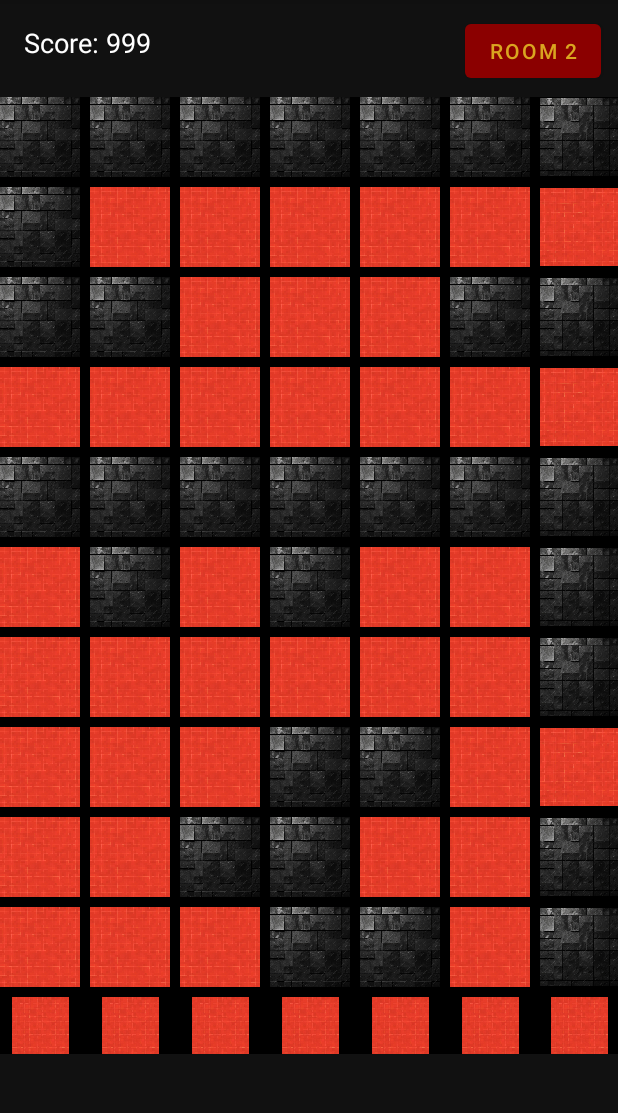
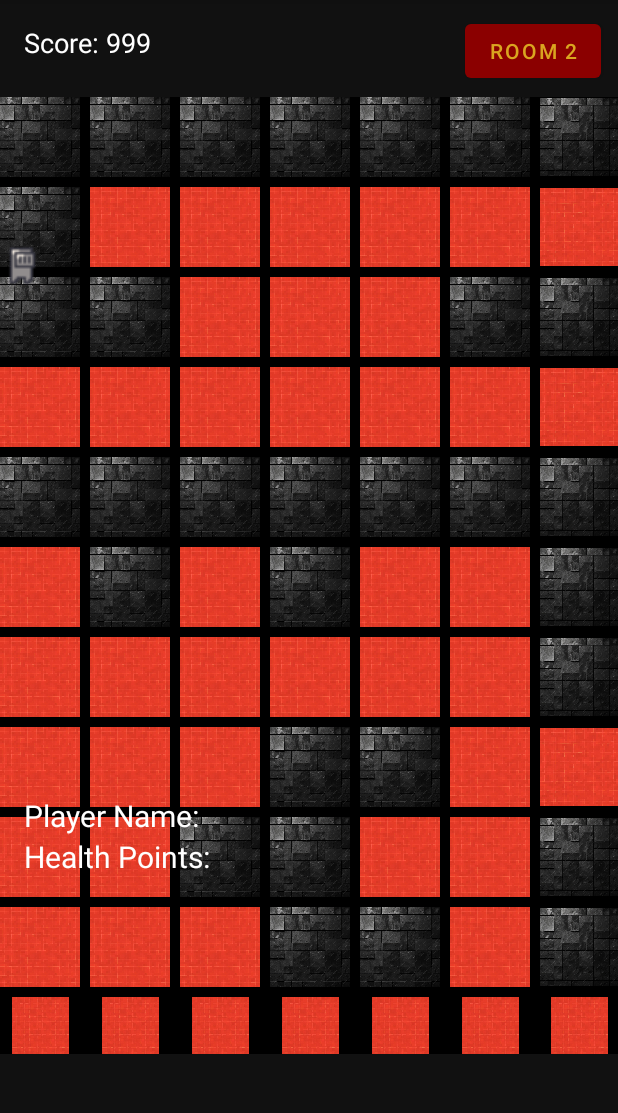
Before and after one commit to phunggnguyenn/CS2340A_Team45, an Android app: the RoomOne screen opened directly, with no data from a screen before it, on a phone screen of 412 x 824 dp, the part 84-1197 px from its top. Run offline under Robolectric (Android 15) with nearby library versions, the phone set to English and light mode, and no system bars; 3 statements that could not run were skipped.

Commit message:
Added Player class and updated Room 1

```diff
--- a/AndroidStudio_Template/app/src/main/java/com/example/demo_2340/MainActivity.java
+++ b/AndroidStudio_Template/app/src/main/java/com/example/demo_2340/MainActivity.java
@@ -1,7 +1,6 @@
 package com.example.demo_2340;
 
 import androidx.appcompat.app.AppCompatActivity;
-
 import android.content.Intent;
 import android.os.Bundle;
 import android.widget.Button;
@@ -15,8 +14,7 @@ public class MainActivity extends AppCompatActivity {
         Button startBtn = findViewById(R.id.startButton);
         Button exitButton = findViewById(R.id.exitButton);
         exitButton.setOnClickListener(v -> {
-            // exit the game
-            finish();
+            finish(); // exit the game
         });
 
         // When start button is clicked
--- a/AndroidStudio_Template/app/src/main/java/com/example/demo_2340/RoomOne.java
+++ b/AndroidStudio_Template/app/src/main/java/com/example/demo_2340/RoomOne.java
@@ -23,6 +23,7 @@ public class RoomOne extends AppCompatActivity {
     // Initial Score and Handler
     private int score = 1000;
     private TextView scoreTextView;
+    private Player player;
     private Handler handler = new Handler();
     private Runnable scoreUpdater = new Runnable() {
         @Override
@@ -38,8 +39,11 @@ public class RoomOne extends AppCompatActivity {
         setContentView(R.layout.activity_room1);
         RelativeLayout room1Layout = findViewById(R.id.room1Layout);
         Intent receiverIntent = getIntent();
-        String playerName = receiverIntent.getStringExtra("playerName");
-        Double receivedDifficulty = receiverIntent.getDoubleExtra("difficulty", 0.75);
+        player = (Player) receiverIntent.getSerializableExtra("player");
+        TextView playerNameTextView = findViewById(R.id.playerNameTextView);
+        TextView healthPointsTextView = findViewById(R.id.healthPointsTextView);
+        playerNameTextView.setText("Player Name: " + player.getPlayerName());
+        healthPointsTextView.setText("Health Points: " + player.getHealthPoints());
         // tile dimensions
         int tileWidth = 80;
         int tileHeight = 80;
@@ -82,6 +86,10 @@ public class RoomOne extends AppCompatActivity {
                 room1Layout.addView(tilesImageView, redTilesParams);
             }
         }
+        ImageView avatarImageView = findViewById(R.id.imageAvatar);
+        avatarImageView.setImageResource(player.getAvatarId());
+
+
         Button room2btn = findViewById(R.id.room2btn);
         scoreTextView = findViewById(R.id.scoreTextView);
 
@@ -90,14 +98,13 @@ public class RoomOne extends AppCompatActivity {
         room2btn.setOnClickListener(new View.OnClickListener() {
             @Override
             public void onClick(View v) {
-                startRoom2Activity(playerName, receivedDifficulty);
+                startRoom2Activity(player);
             }
         });
     }
-    private void startRoom2Activity(String playerName, double receivedDifficulty) {
+    private void startRoom2Activity(Player player) {
         Intent room2Intent = new Intent(this, RoomTwo.class);
-        room2Intent.putExtra("playerName", playerName);
-        room2Intent.putExtra("difficulty", receivedDifficulty);
+        room2Intent.putExtra("player", player);
         room2Intent.putExtra("score", score);
         startActivity(room2Intent);
         finish(); // Finish the room1 activity
--- a/AndroidStudio_Template/app/src/main/res/layout/activity_maze.xml
+++ b/AndroidStudio_Template/app/src/main/res/layout/activity_maze.xml
@@ -38,6 +38,11 @@
         android:layout_marginBottom="-54dp"
         android:textColor="#FFFFFF"
         android:textSize="30sp" />
+    <ImageView
+        android:id="@+id/imageAvatar"
+        android:layout_width="120dp"
+        android:layout_height="120dp"
+        android:src="@drawable/avatar3" />
 
     <Button
         android:id="@+id/exitButton2"
--- a/AndroidStudio_Template/app/src/main/res/layout/activity_room1.xml
+++ b/AndroidStudio_Template/app/src/main/res/layout/activity_room1.xml
@@ -30,6 +30,13 @@
             android:layout_centerInParent="true"
             android:layout_marginTop="130dp"
             android:background="#000000">
+            <ImageView
+                android:id="@+id/imageAvatar"
+                android:layout_width="30dp"
+                android:layout_height="30dp"
+                android:layout_marginTop="97dp"
+                android:src="@drawable/avatar3"
+                android:elevation="10dp"/>
 
         </RelativeLayout>
 
@@ -42,4 +49,30 @@
             android:layout_marginBottom="-3dp"
             android:text="Room 2" />
     </RelativeLayout>
+    <LinearLayout
+        android:layout_width="wrap_content"
+        android:layout_height="wrap_content"
+        android:orientation="vertical">
+        <TextView
+            android:id="@+id/playerNameTextView"
+            android:layout_width="wrap_content"
+            android:layout_height="wrap_content"
+            android:text="Player Name: "
+            android:layout_alignParentBottom="true"
+            android:layout_marginStart="16dp"
+            android:layout_marginTop="530dp"
+            android:textColor="#FFFFFF"
+            android:textSize="20sp"/>
+        <TextView
+            android:id="@+id/healthPointsTextView"
+            android:layout_width="wrap_content"
+            android:layout_height="wrap_content"
+            android:text="Health Points: "
+            android:layout_marginStart="16dp"
+            android:layout_marginTop="0dp"
+            android:layout_toEndOf="@id/playerNameTextView"
+            android:layout_alignBottom="@id/playerNameTextView"
+            android:textColor="#FFFFFF"
+            android:textSize="20sp"/>
+    </LinearLayout>
 </RelativeLayout>
```
Also changed, not shown: AndroidStudio_Template/app/src/main/java/com/example/demo_2340/InitialConfigActivity.java (+3 -7 lines), AndroidStudio_Template/app/src/main/java/com/example/demo_2340/MazeGameActivity.java (+22 -27 lines), AndroidStudio_Template/app/src/main/java/com/example/demo_2340/Player.java (added, +25 -0 lines), AndroidStudio_Template/app/src/main/res/layout/activity_initial_game.xml (+12 -0 lines).
